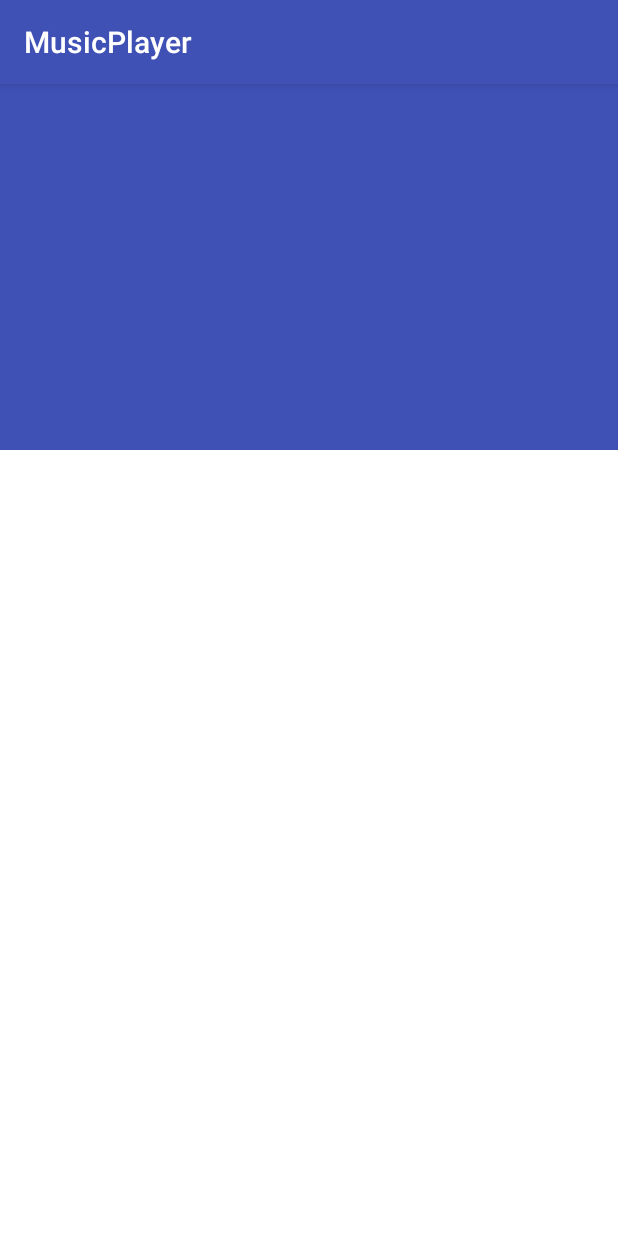
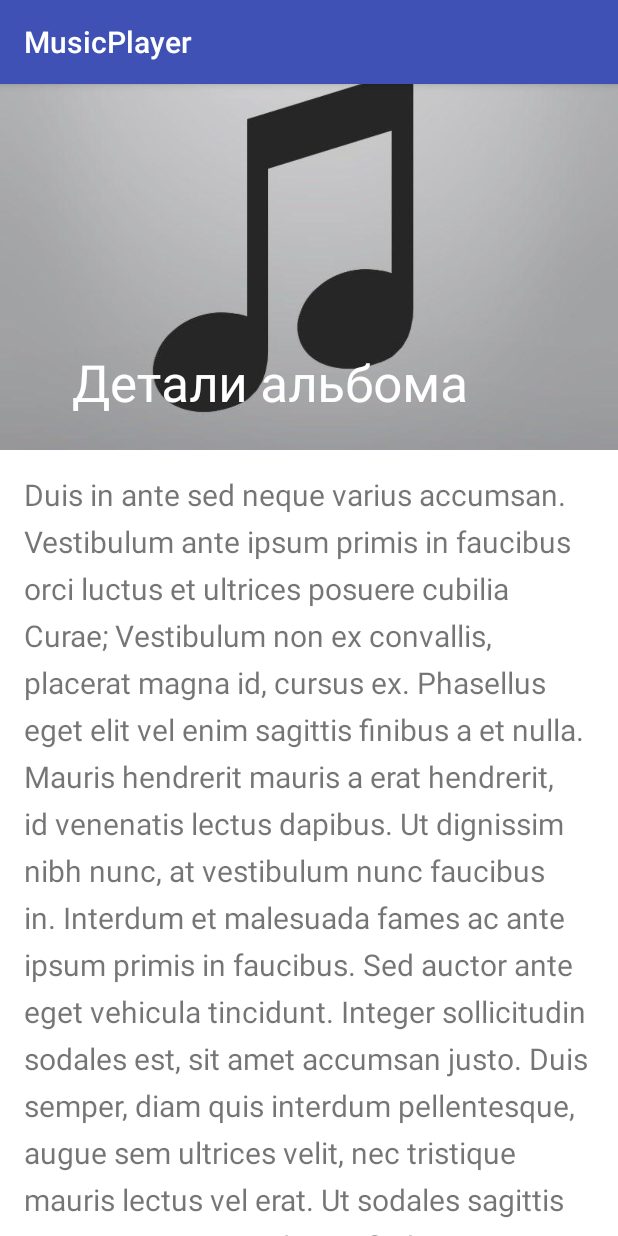
Before and after one commit to Vattgert/MusicPlayer, an Android app: the fragment AlbumDetailFragment shown on its own in the app's theme, on a phone screen of 412 x 824 dp. Run offline under Robolectric (Android 15) with nearby library versions, the phone set to English and light mode, and no system bars.

```diff
--- /dev/null
+++ b/app/src/main/java/vattgert/player/musicplayer/ui/albumdetails/AlbumDetailContract.java
@@ -0,0 +1,4 @@
+package vattgert.player.musicplayer.ui.albumdetails;
+
+public interface AlbumDetailContract {
+}
--- a/app/src/main/java/vattgert/player/musicplayer/ui/albumdetails/AlbumDetailFragment.java
+++ b/app/src/main/java/vattgert/player/musicplayer/ui/albumdetails/AlbumDetailFragment.java
@@ -2,11 +2,14 @@ package vattgert.player.musicplayer.ui.albumdetails;
 
 import android.os.Bundle;
 import android.support.v4.app.Fragment;
+import android.support.v7.app.AppCompatActivity;
+import android.support.v7.widget.Toolbar;
 import android.view.LayoutInflater;
 import android.view.View;
 import android.view.ViewGroup;
 
 import vattgert.player.musicplayer.R;
+import vattgert.player.musicplayer.ui.activities.MainActivity;
 
 
 public class AlbumDetailFragment extends Fragment {
@@ -27,7 +30,8 @@ public class AlbumDetailFragment extends Fragment {
     @Override
     public View onCreateView(LayoutInflater inflater, ViewGroup container,
                              Bundle savedInstanceState) {
+        View view = inflater.inflate(R.layout.fragment_album_detail, container, false);
 
-        return inflater.inflate(R.layout.fragment_album_detail, container, false);
+        return view;
     }
 }
--- /dev/null
+++ b/app/src/main/java/vattgert/player/musicplayer/ui/albumdetails/AlbumDetailPresenter.java
@@ -0,0 +1,4 @@
+package vattgert.player.musicplayer.ui.albumdetails;
+
+public class AlbumDetailPresenter {
+}
--- a/app/src/main/java/vattgert/player/musicplayer/ui/albums/AlbumsContract.java
+++ b/app/src/main/java/vattgert/player/musicplayer/ui/albums/AlbumsContract.java
@@ -1,4 +1,6 @@
 package vattgert.player.musicplayer.ui.albums;
+
+import android.support.annotation.NonNull;
 
 import java.util.List;
 
@@ -9,10 +11,12 @@ import vattgert.player.musicplayer.data.models.Album;
 public interface AlbumsContract {
     interface Presenter extends BasePresenter<View>{
         void getAlbums();
+        void openAlbumDetail(@NonNull Album album);
     }
 
     interface View extends BaseView{
         void showAlbums(List<Album> albums);
         void showNoAlbums();
+        void showAlbumDetail();
     }
 }
--- a/app/src/main/java/vattgert/player/musicplayer/ui/artists/ArtistsPresenter.java
+++ b/app/src/main/java/vattgert/player/musicplayer/ui/artists/ArtistsPresenter.java
@@ -31,6 +31,7 @@ public class ArtistsPresenter extends AbstractPresenter implements ArtistContrac
                 .observeOn(schedulerProvider.ui())
                 .subscribe(artists -> {
                     if(view != null){
+                        Log.wtf("MusicPlayer", "Retrieve artist");
                         populateArtists(artists);
                     }
                 }, throwable -> {
--- a/app/src/main/java/vattgert/player/musicplayer/ui/songs/SongsPresenter.java
+++ b/app/src/main/java/vattgert/player/musicplayer/ui/songs/SongsPresenter.java
@@ -33,6 +33,7 @@ public class SongsPresenter extends AbstractPresenter implements SongsContract.P
                 .observeOn(schedulerProvider.ui())
                 .subscribe(songs -> {
                     if(view != null){
+                        Log.wtf("MusicPlayer", "Retrieve songs");
                         populateSongs(songs);
                     }
                 }, throwable -> {
--- a/app/src/main/res/layout/activity_main.xml
+++ b/app/src/main/res/layout/activity_main.xml
@@ -22,4 +22,6 @@
         app:headerLayout="@layout/nav_header_main"
         app:menu="@menu/activity_main_drawer" />
 
+
+
 </android.support.v4.widget.DrawerLayout>
--- a/app/src/main/res/layout/fragment_album_detail.xml
+++ b/app/src/main/res/layout/fragment_album_detail.xml
@@ -1,4 +1,5 @@
 <?xml version="1.0" encoding="utf-8"?>
+
 <android.support.design.widget.CoordinatorLayout
     xmlns:android="http://schemas.android.com/apk/res/android"
     xmlns:app="http://schemas.android.com/apk/res-auto"
@@ -21,7 +22,7 @@
             android:layout_height="match_parent"
             app:layout_scrollFlags="scroll|exitUntilCollapsed"
             android:fitsSystemWindows="true"
-            app:contentScrim="@color/colorPrimary"
+            app:contentScrim="?attr/colorPrimary"
             app:expandedTitleMarginStart="48dp"
             app:expandedTitleMarginEnd="64dp"
             >
@@ -32,6 +33,7 @@
                 android:layout_height="match_parent"
                 android:scaleType="centerCrop"
                 android:fitsSystemWindows="true"
+                android:src="@drawable/no_cover"
                 app:layout_collapseMode="parallax"
                 />
 
@@ -41,13 +43,33 @@
                 android:layout_height="?attr/actionBarSize"
                 app:popupTheme="@style/ThemeOverlay.AppCompat.Light"
                 app:layout_collapseMode="pin"
+                app:layout_scrollFlags="scroll|enterAlways"
+                app:title="Детали альбома"
                 />
         </android.support.design.widget.CollapsingToolbarLayout>
     </android.support.design.widget.AppBarLayout>
 
-    <android.support.v7.widget.RecyclerView
-        android:id="@+id/recyclerViewAlbumSongs"
+    <android.support.v4.widget.NestedScrollView
         android:layout_width="match_parent"
+        android:layout_height="match_parent"
+        app:layout_behavior="@string/appbar_scrolling_view_behavior"
+        >
+        <TextView
+            android:layout_width="match_parent"
+            android:layout_height="wrap_content"
+            android:textSize="20sp"
+            android:lineSpacingExtra="8dp"
+            android:text="@string/lorem"
+            android:padding="@dimen/activity_horizontal_margin"
+            />
+    </android.support.v4.widget.NestedScrollView>
+
+    <!--<android.support.design.widget.FloatingActionButton
         android:layout_height="wrap_content"
-        app:layout_behavior="@string/appbar_scrolling_view_behavior"/>
+        android:layout_width="wrap_content"
+        android:layout_margin="@dimen/activity_horizontal_margin"
+        android:src="@drawable/ic_comment_24dp"
+        app:layout_anchor="@id/main.appbar"
+        app:layout_anchorGravity="bottom|right|end"
+        />-->
 </android.support.design.widget.CoordinatorLayout>
--- a/app/src/main/res/values/strings.xml
+++ b/app/src/main/res/values/strings.xml
@@ -32,4 +32,7 @@
 
     <!-- Messages -->
     <string name="message_songs_absence">Аудиозаписи отсутствуют</string>
+
+    <!--Test-->
+    <string name="lorem">Duis in ante sed neque varius accumsan. Vestibulum ante ipsum primis in faucibus orci luctus et ultrices posuere cubilia Curae; Vestibulum non ex convallis, placerat magna id, cursus ex. Phasellus eget elit vel enim sagittis finibus a et nulla. Mauris hendrerit mauris a erat hendrerit, id venenatis lectus dapibus. Ut dignissim nibh nunc, at vestibulum nunc faucibus in. Interdum et malesuada fames ac ante ipsum primis in faucibus. Sed auctor ante eget vehicula tincidunt. Integer sollicitudin sodales est, sit amet accumsan justo. Duis semper, diam quis interdum pellentesque, augue sem ultrices velit, nec tristique mauris lectus vel erat. Ut sodales sagittis neque, eget rutrum lorem finibus quis. Nunc ut ante ac sapien dignissim lobortis. Interdum et malesuada fames ac ante ipsum primis in faucibus. Duis congue ipsum ac quam condimentum, sit amet eleifend nisi luctus. Fusce eu commodo velit.</string>
 </resources>
```
Also changed, not shown: app/src/main/AndroidManifest.xml (+3 -5 lines), app/src/main/java/vattgert/player/musicplayer/AbstractPresenter.java (added, +16 -0 lines), app/src/main/java/vattgert/player/musicplayer/ui/activities/AlbumDetailActivity.java (added, +16 -0 lines), app/src/main/java/vattgert/player/musicplayer/ui/activities/LibraryActivity.java (deleted, +0 -70 lines), app/src/main/java/vattgert/player/musicplayer/ui/activities/MainActivity.java (+7 -11 lines), app/src/main/java/vattgert/player/musicplayer/ui/albums/AlbumsFragment.java (+23 -3 lines), app/src/main/java/vattgert/player/musicplayer/ui/albums/AlbumsPresenter.java (+6 -2 lines), app/src/main/java/vattgert/player/musicplayer/ui/fragments/LibraryFragment.java (+7 -5 lines), app/src/main/res/layout/activity_album_detail.xml (added, +9 -0 lines).
